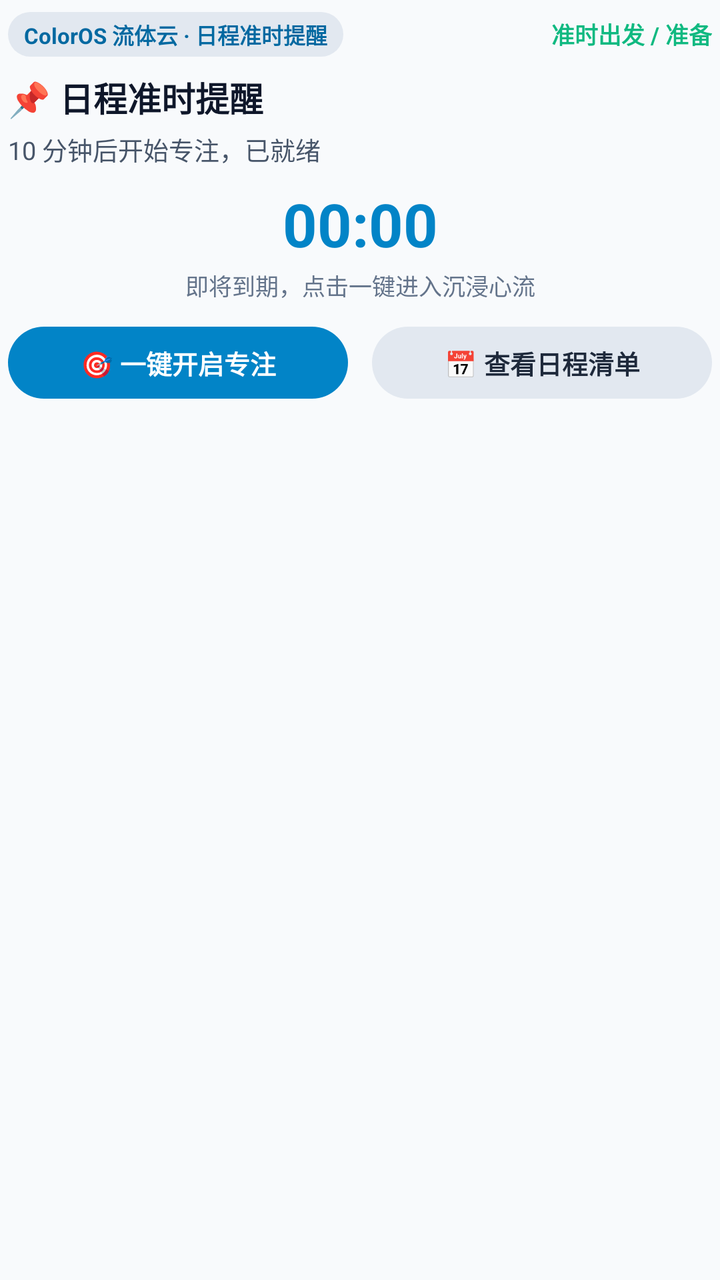
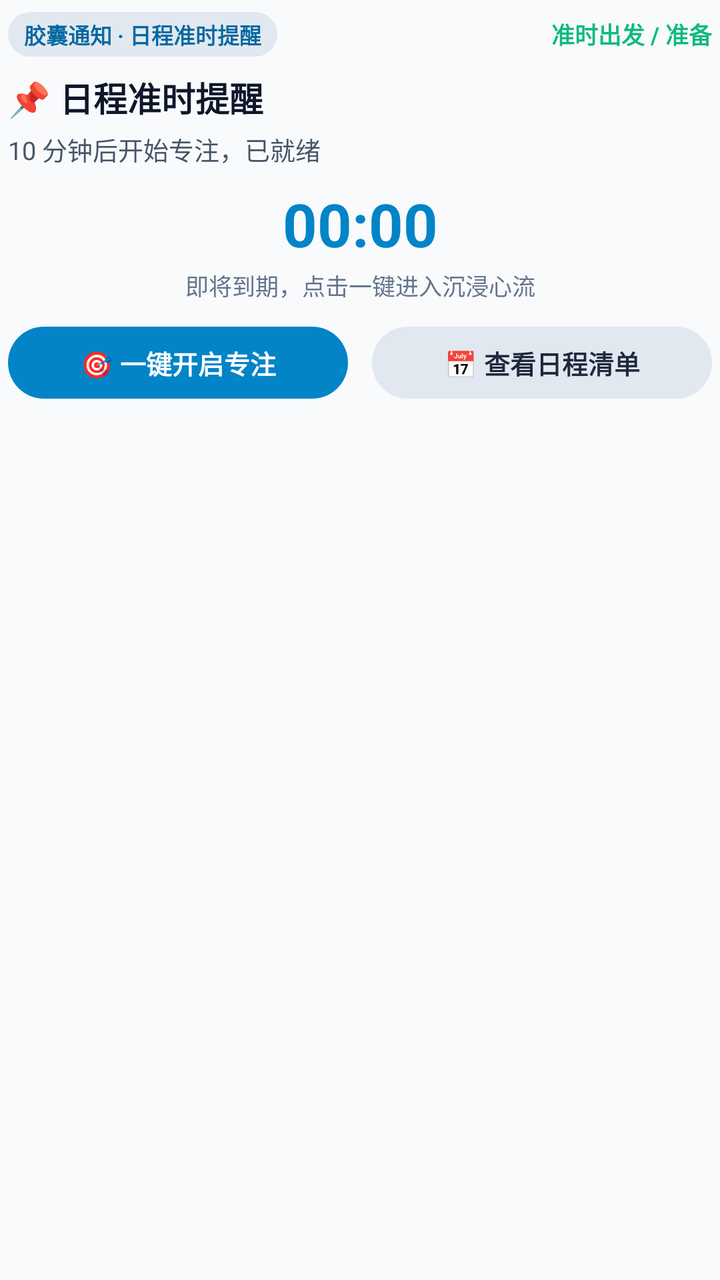

Screens rendered from an Android XML layout before and after an edit, with the pre-edit source and the edit as a unified diff.
<!-- AndroidManifest.xml: application theme Theme.RMF -->
<!-- res/layout/notification_fluid_cloud_schedule_expanded.xml -->
<?xml version="1.0" encoding="utf-8"?>
<LinearLayout xmlns:android="http://schemas.android.com/apk/res/android"
    android:id="@+id/fluid_schedule_expanded_root"
    android:layout_width="match_parent"
    android:layout_height="wrap_content"
    android:orientation="vertical"
    android:background="@android:color/transparent"
    android:paddingTop="6dp"
    android:paddingBottom="6dp"
    android:paddingStart="4dp"
    android:paddingEnd="4dp">

    
    <LinearLayout
        android:layout_width="match_parent"
        android:layout_height="wrap_content"
        android:orientation="horizontal"
        android:gravity="center_vertical">

        <TextView
            android:layout_width="wrap_content"
            android:layout_height="wrap_content"
            android:paddingStart="8dp"
            android:paddingEnd="8dp"
            android:paddingTop="3dp"
            android:paddingBottom="3dp"
            android:text="ColorOS 流体云 · 日程准时提醒"
            android:textColor="@color/fluid_notif_tag_text"
            android:textSize="11sp"
            android:textStyle="bold"
            android:background="@drawable/bg_fluid_tag" />

        <TextView
            android:layout_width="0dp"
            android:layout_height="wrap_content"
            android:layout_weight="1" />

        <TextView
            android:layout_width="wrap_content"
            android:layout_height="wrap_content"
            android:text="准时出发 / 准备"
            android:textColor="#10B981"
            android:textSize="11.5sp"
            android:textStyle="bold" />
    </LinearLayout>

    
    <TextView
        android:id="@+id/fluid_schedule_expanded_title"
        android:layout_width="match_parent"
        android:layout_height="wrap_content"
        android:layout_marginTop="8dp"
        android:text="📌 日程准时提醒"
        android:textColor="@color/fluid_notif_title"
        android:textSize="17sp"
        android:textStyle="bold"
        android:maxLines="2"
        android:ellipsize="end" />

    <TextView
        android:id="@+id/fluid_schedule_expanded_desc"
        android:layout_width="match_parent"
        android:layout_height="wrap_content"
        android:layout_marginTop="4dp"
        android:text="10 分钟后开始专注，已就绪"
        android:textColor="@color/fluid_notif_sub"
        android:textSize="12.5sp"
        android:maxLines="2"
        android:ellipsize="end" />

    
    <Chronometer
        android:id="@+id/fluid_schedule_expanded_chronometer"
        android:layout_width="match_parent"
        android:layout_height="wrap_content"
        android:layout_marginTop="8dp"
        android:gravity="center"
        android:textColor="@color/fluid_notif_chronometer"
        android:textSize="30sp"
        android:textStyle="bold" />

    <TextView
        android:layout_width="match_parent"
        android:layout_height="wrap_content"
        android:layout_marginTop="2dp"
        android:gravity="center"
        android:text="即将到期，点击一键进入沉浸心流"
        android:textColor="@color/fluid_notif_muted"
        android:textSize="11.5sp" />

    
    <LinearLayout
        android:layout_width="match_parent"
        android:layout_height="wrap_content"
        android:layout_marginTop="12dp"
        android:orientation="horizontal"
        android:gravity="center">

        <TextView
            android:id="@+id/fluid_schedule_btn_focus"
            android:layout_width="0dp"
            android:layout_height="36dp"
            android:layout_weight="1"
            android:layout_marginEnd="6dp"
            android:gravity="center"
            android:text="🎯 一键开启专注"
            android:textColor="@color/fluid_notif_btn_primary_text"
            android:textSize="13sp"
            android:textStyle="bold"
            android:background="@drawable/bg_fluid_btn_primary" />

        <TextView
            android:id="@+id/fluid_schedule_btn_view"
            android:layout_width="0dp"
            android:layout_height="36dp"
            android:layout_weight="1"
            android:layout_marginStart="6dp"
            android:gravity="center"
            android:text="📅 查看日程清单"
            android:textColor="@color/fluid_notif_btn_secondary_text"
            android:textSize="13sp"
            android:textStyle="bold"
            android:background="@drawable/bg_fluid_btn_secondary" />
    </LinearLayout>

</LinearLayout>
<!-- resources referenced by this layout -->
<resources>
  <color name="fluid_notif_btn_primary_text">#FFFFFF</color>
  <color name="fluid_notif_btn_secondary_text">#1E293B</color>
  <color name="fluid_notif_chronometer">#0284C7</color>
  <color name="fluid_notif_muted">#64748B</color>
  <color name="fluid_notif_sub">#475569</color>
  <color name="fluid_notif_tag_text">#0369A1</color>
  <color name="fluid_notif_title">#0F172A</color>
  <!-- drawable bg_fluid_btn_primary (drawable) -->
  <?xml version="1.0" encoding="utf-8"?>
  <shape xmlns:android="http://schemas.android.com/apk/res/android"
      android:shape="rectangle">
      <corners android:radius="18dp" />
      <solid android:color="@color/fluid_notif_btn_primary_bg" />
  </shape>
  <!-- drawable bg_fluid_btn_secondary (drawable) -->
  <?xml version="1.0" encoding="utf-8"?>
  <shape xmlns:android="http://schemas.android.com/apk/res/android"
      android:shape="rectangle">
      <corners android:radius="18dp" />
      <solid android:color="@color/fluid_notif_btn_secondary_bg" />
  </shape>
  <!-- drawable bg_fluid_tag (drawable) -->
  <?xml version="1.0" encoding="utf-8"?>
  <shape xmlns:android="http://schemas.android.com/apk/res/android"
      android:shape="rectangle">
      <corners android:radius="12dp" />
      <solid android:color="@color/fluid_notif_tag_bg" />
  </shape>
  <style name="Theme.RMF" parent="android:Theme.Material.NoActionBar">
          <item name="android:statusBarColor">#F8FAFC</item>
          <item name="android:navigationBarColor">#FFFFFF</item>
          <item name="android:windowBackground">#F8FAFC</item>
          <item name="android:windowLightStatusBar">true</item>
      </style>
  <color name="fluid_notif_btn_primary_bg">#0284C7</color>
  <color name="fluid_notif_btn_secondary_bg">#E2E8F0</color>
  <color name="fluid_notif_tag_bg">#E2E8F0</color>
</resources>

<!-- the commit's change to res/layout/notification_fluid_cloud_schedule_expanded.xml (unified diff, before → after) -->
@@ -24,7 +24,7 @@
             android:paddingEnd="8dp"
             android:paddingTop="3dp"
             android:paddingBottom="3dp"
-            android:text="ColorOS 流体云 · 日程准时提醒"
+            android:text="胶囊通知 · 日程准时提醒"
             android:textColor="@color/fluid_notif_tag_text"
             android:textSize="11sp"
             android:textStyle="bold"
